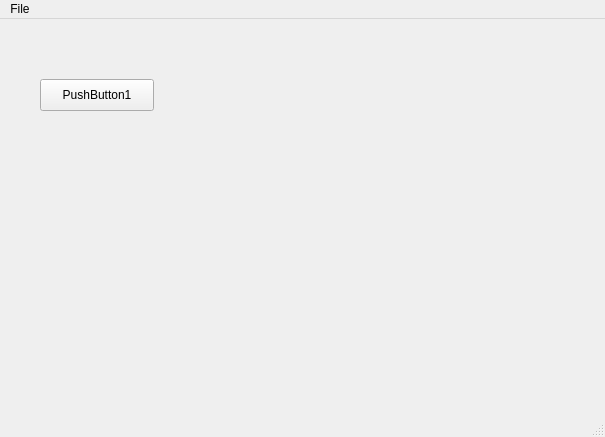
drober23/CS340-FALL13-HW1, file mainwindow.ui: the form before one commit.
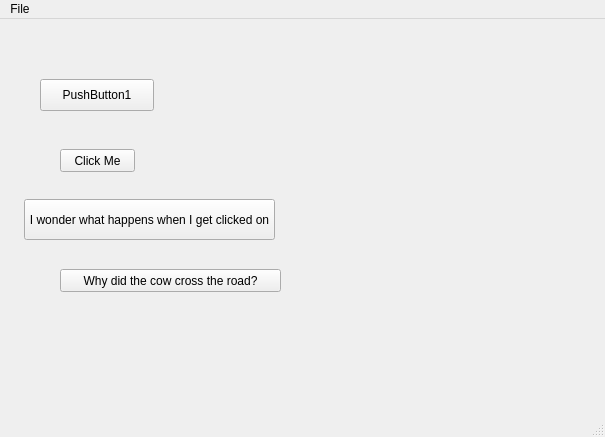
The form after the commit.

Commit message: Code with extra buttons and signals/slots added

What changed in the file:
```diff
--- a/mainwindow.ui
+++ b/mainwindow.ui
@@ -27,6 +27,45 @@
      <string>PushButton1</string>
     </property>
    </widget>
+   <widget class="QPushButton" name="pushButton_2">
+    <property name="geometry">
+     <rect>
+      <x>60</x>
+      <y>130</y>
+      <width>75</width>
+      <height>23</height>
+     </rect>
+    </property>
+    <property name="text">
+     <string>Click Me</string>
+    </property>
+   </widget>
+   <widget class="QPushButton" name="pushButton_3">
+    <property name="geometry">
+     <rect>
+      <x>24</x>
+      <y>180</y>
+      <width>251</width>
+      <height>41</height>
+     </rect>
+    </property>
+    <property name="text">
+     <string>I wonder what happens when I get clicked on</string>
+    </property>
+   </widget>
+   <widget class="QPushButton" name="pushButton_4">
+    <property name="geometry">
+     <rect>
+      <x>60</x>
+      <y>250</y>
+      <width>221</width>
+      <height>23</height>
+     </rect>
+    </property>
+    <property name="text">
+     <string>Why did the cow cross the road?</string>
+    </property>
+   </widget>
   </widget>
   <widget class="QStatusBar" name="statusBar"/>
   <widget class="QMenuBar" name="menuBar">
```
Left out of the diff: 2 changed lines with no effect on the pictures. The commit also changes 2 other files.
